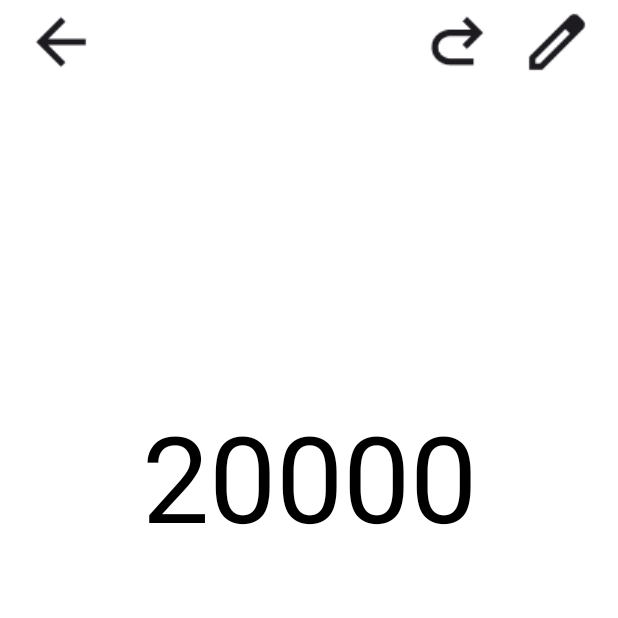
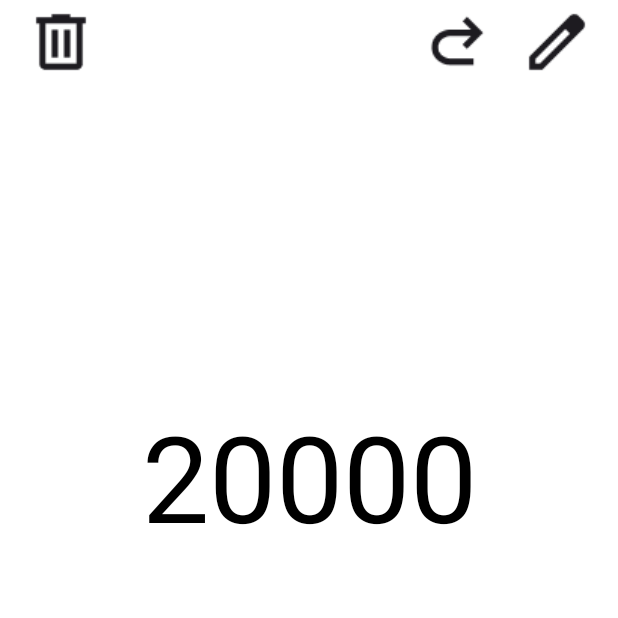
Before and after one commit to LibrumLego/Clicker, an Android app: the NumberZoomActivity screen opened directly, with no data from a screen before it, on a phone screen of 412 x 824 dp, the top half of it. Run offline under Robolectric (Android 15) with nearby library versions, the phone set to English and light mode, and no system bars; 1 statement that could not run was skipped.

Commit message:
삭제 추가

```diff
--- a/app/src/main/java/com/clicker/CounterViewModel.kt
+++ b/app/src/main/java/com/clicker/CounterViewModel.kt
@@ -25,6 +25,12 @@ class CounterViewModel : ViewModel() {
         _counters.notifyObserver()
     }
 
+    fun removeCounter(index: Int) {
+        _counters.value?.removeAt(index)
+        _counters.notifyObserver()
+    }
+
+
     private fun <T> MutableLiveData<T>.notifyObserver() {
         this.value = this.value
     }
--- a/app/src/main/res/layout/activity_number_zoom.xml
+++ b/app/src/main/res/layout/activity_number_zoom.xml
@@ -25,8 +25,8 @@
             android:layout_height="wrap_content"
             android:background="@android:color/transparent"
             android:padding="8dp"
-            android:src="@drawable/arrow_back"
-            android:contentDescription="뒤로가기" />
+            android:src="@drawable/delete"
+            android:contentDescription="삭제하기" />
 
         <View
             android:layout_width="0dp"
```
Also changed, not shown: app/src/main/java/com/clicker/NumberZoomActivity.kt (+9 -6 lines), app/src/main/res/drawable/delete.png (added).
